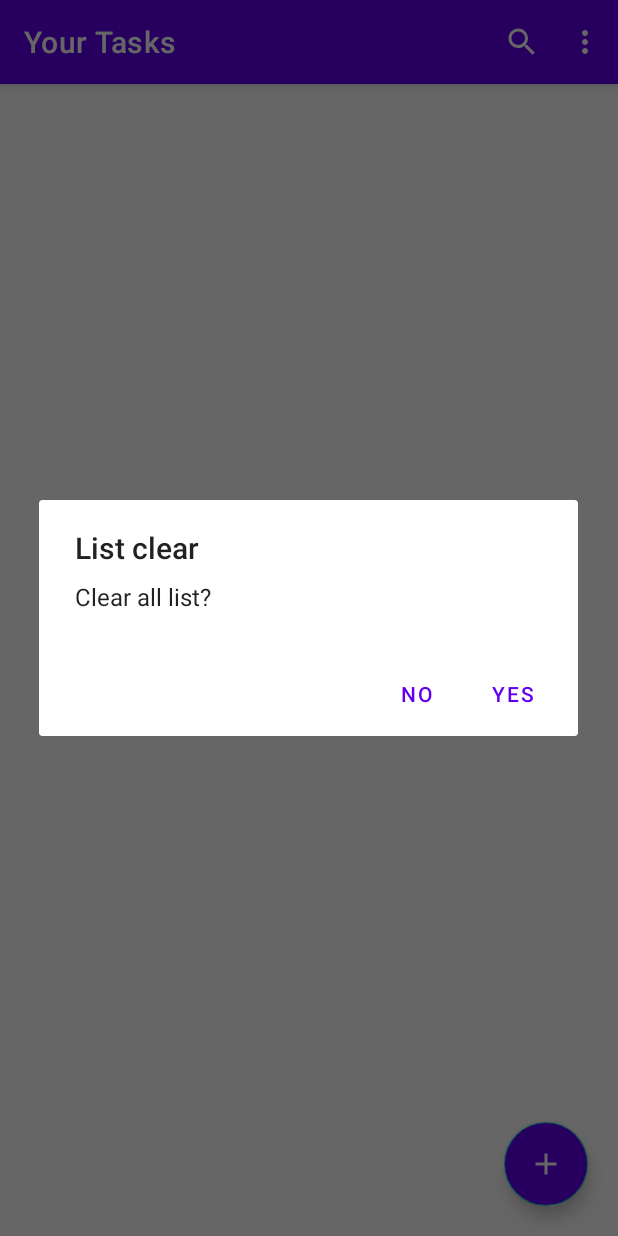
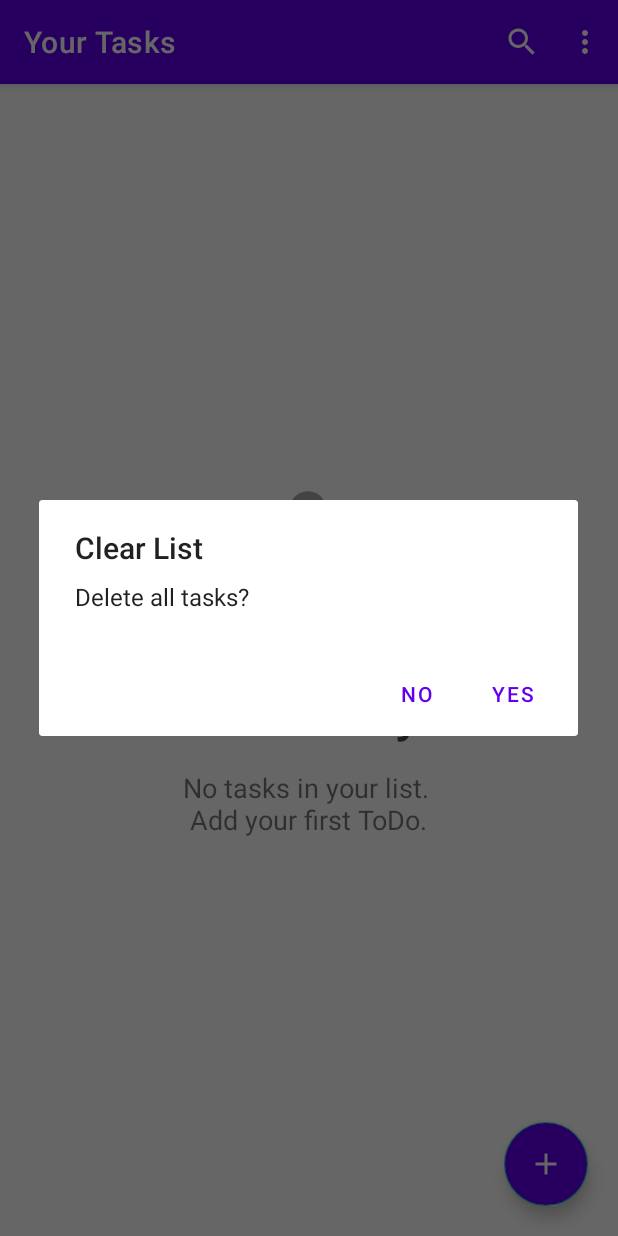
Before and after one commit to AntropovDaniil/ToDoApp, an Android app: the screen it shows after launch (MainActivity), in the options menu, after a tap on "Delete All", on a phone screen of 412 x 824 dp. Run offline under Robolectric (Android 15) with nearby library versions, the phone set to English and light mode, and no system bars; our stand-ins replace Room's generated code, navigation-ui.

Commit message:
Add task sort and task search

```diff
--- a/app/src/main/java/com/example/todoapp/MainActivity.kt
+++ b/app/src/main/java/com/example/todoapp/MainActivity.kt
@@ -2,6 +2,7 @@ package com.example.todoapp
 
 import androidx.appcompat.app.AppCompatActivity
 import android.os.Bundle
+import android.view.Menu
 import androidx.navigation.findNavController
 import androidx.navigation.fragment.NavHostFragment
 import androidx.navigation.ui.setupActionBarWithNavController
@@ -19,4 +20,5 @@ class MainActivity : AppCompatActivity() {
         val navController = findNavController(R.id.fragmentContainerView)
         return navController.navigateUp() || super.onSupportNavigateUp()
     }
+
 }
--- a/app/src/main/java/com/example/todoapp/TaskListFragment.kt
+++ b/app/src/main/java/com/example/todoapp/TaskListFragment.kt
@@ -9,26 +9,20 @@ import androidx.fragment.app.Fragment
 import androidx.lifecycle.Observer
 import androidx.lifecycle.ViewModelProvider
 import androidx.navigation.Navigation
-import androidx.recyclerview.widget.LinearLayoutManager
 import androidx.recyclerview.widget.StaggeredGridLayoutManager
 import com.example.todoapp.adapters.TaskListAdapter
-import com.example.todoapp.database.TaskEntity
 import com.example.todoapp.databinding.FragmentTaskListBinding
-import com.example.todoapp.models.SortMode
-import com.example.todoapp.models.Task
+import com.example.todoapp.enums.SortMode
 import com.example.todoapp.viewModels.TaskViewModel
 
 
-class TaskListFragment : Fragment() {
+class TaskListFragment : Fragment(), androidx.appcompat.widget.SearchView.OnQueryTextListener{
 
     private var _binding: FragmentTaskListBinding? = null
     private val binding get() = _binding!!
 
     private lateinit var viewModel: TaskViewModel
     private val adapter = TaskListAdapter()
-
-    //private var sortMode = SortMode.SORT_NO_MODE
-
 
     override fun onCreateView(
         inflater: LayoutInflater, container: ViewGroup?,
@@ -40,11 +34,9 @@ class TaskListFragment : Fragment() {
 
         setFabAppearance()
         initNavigation()
-
         initRecyclerView()
 
         setHasOptionsMenu(true)
-
 
         return view
     }
@@ -58,27 +50,45 @@ class TaskListFragment : Fragment() {
 
     override fun onCreateOptionsMenu(menu: Menu, inflater: MenuInflater) {
         inflater.inflate(R.menu.main_menu, menu)
+
+        val search = menu.findItem(R.id.search_menu)
+        val searchView = search?.actionView as? androidx.appcompat.widget.SearchView
+        searchView?.isSubmitButtonEnabled = true
+        searchView?.setOnQueryTextListener(this)
     }
 
     override fun onOptionsItemSelected(item: MenuItem): Boolean {
         when(item.itemId) {
-            R.id.delete_menu -> deleteAllTasks()
+            R.id.delete_menu -> {
+                deleteAllTasks()
+                binding.emptyListBackground.visibility = View.VISIBLE
+            }
             R.id.sort_by_name -> {
-                adapter.sortTaskList(SortMode.SORT_BY_NAME)
+                viewModel.sortMode = SortMode.SORT_BY_NAME
             }
-            R.id.sort_by_time -> adapter.sortTaskList(SortMode.SORT_BY_TIME)
-            R.id.sort_by_priority -> adapter.sortTaskList(SortMode.SORT_BY_PRIORITY)
+            R.id.sort_by_time -> {
+                viewModel.sortMode = SortMode.SORT_BY_TIME
+            }
+            R.id.sort_by_priority -> {
+                viewModel.sortMode = SortMode.SORT_BY_PRIORITY
+            }
         }
+        adapter.sortTaskList(viewModel.sortMode)
 
         return super.onOptionsItemSelected(item)
     }
+
 
     private fun initRecyclerView(){
         binding.taskListRv.layoutManager = StaggeredGridLayoutManager(2, StaggeredGridLayoutManager.VERTICAL)
         binding.taskListRv.adapter = adapter
 
         viewModel.readAllTasks.observe(viewLifecycleOwner, Observer {
-            adapter.setData(it) //it.sortedBy { it.taskName }
+            if (it.isNotEmpty()){
+                binding.emptyListBackground.visibility = View.GONE
+            }
+            adapter.setData(it)
+            adapter.sortTaskList(viewModel.sortMode)
         })
     }
 
@@ -95,16 +105,37 @@ class TaskListFragment : Fragment() {
 
     private fun deleteAllTasks(){
         val builder = AlertDialog.Builder(requireContext())
-        builder.setPositiveButton("Yes", {_, _ ->
+        builder.setPositiveButton("Yes") { _, _ ->
             viewModel.deleteAllTasks()
             Toast.makeText(requireContext(), "List cleared", Toast.LENGTH_SHORT).show()
-        })
+        }
+        builder.setNegativeButton("No") { _, _ ->}
 
-        builder.setNegativeButton("No", {_, _ ->
-
-        })
-        builder.setTitle("List clear")
-        builder.setMessage("Clear all list?")
+        builder.setTitle("Clear List")
+        builder.setMessage("Delete all tasks?")
         builder.create().show()
     }
+
+    private fun searchTask(query: String){
+        val searchQuery = "%$query%"
+        viewModel.searchTask(searchQuery).observe(this, Observer { list ->
+            list.let {
+                adapter.setData(it)
+            }
+        })
+    }
+
+    override fun onQueryTextSubmit(query: String?): Boolean {
+        if (query != null){
+            searchTask(query)
+        }
+        return true
+    }
+
+    override fun onQueryTextChange(query: String?): Boolean {
+        if (query != null){
+            searchTask(query)
+        }
+        return true
+    }
 }
--- a/app/src/main/java/com/example/todoapp/database/TaskDao.kt
+++ b/app/src/main/java/com/example/todoapp/database/TaskDao.kt
@@ -2,6 +2,7 @@ package com.example.todoapp.database
 
 import androidx.lifecycle.LiveData
 import androidx.room.*
+import kotlinx.coroutines.flow.Flow
 
 @Dao
 interface TaskDao {
@@ -20,4 +21,7 @@ interface TaskDao {
 
     @Query("DELETE FROM task_table")
     suspend fun deleteAllTasks()
+
+    @Query("SELECT * FROM task_table WHERE taskName LIKE :query")
+    fun searchTask(query: String): Flow<List<TaskEntity>>
 }
--- a/app/src/main/java/com/example/todoapp/database/TaskDatabase.kt
+++ b/app/src/main/java/com/example/todoapp/database/TaskDatabase.kt
@@ -4,8 +4,10 @@ import android.content.Context
 import androidx.room.Database
 import androidx.room.Room
 import androidx.room.RoomDatabase
+import androidx.room.TypeConverters
 
-@Database(entities = [TaskEntity::class], version = 5, exportSchema = false)
+@Database(entities = [TaskEntity::class], version = 6, exportSchema = false)
+@TypeConverters(Converters::class)
 abstract class TaskDatabase: RoomDatabase() {
 
     abstract fun taskDao(): TaskDao
--- a/app/src/main/java/com/example/todoapp/database/TaskEntity.kt
+++ b/app/src/main/java/com/example/todoapp/database/TaskEntity.kt
@@ -3,6 +3,7 @@ package com.example.todoapp.database
 import android.os.Parcelable
 import androidx.room.Entity
 import androidx.room.PrimaryKey
+import com.example.todoapp.enums.TaskPriority
 import kotlinx.parcelize.Parcelize
 
 @Entity(tableName = "task_table")
@@ -14,7 +15,7 @@ data class TaskEntity(
     val taskDescription: String = "",
     val taskDate: String = "",
     val taskTime: String = "",
-    val taskPriority: String = "low_priority",
+    val taskPriority: TaskPriority = TaskPriority.LOW_PRIORITY,
     val taskRemindFlag: Boolean = false,
     var taskDoneFlag: Boolean = false
 ): Parcelable
--- a/app/src/main/java/com/example/todoapp/models/SortMode.kt
+++ b/app/src/main/java/com/example/todoapp/enums/SortMode.kt
@@ -1,4 +1,4 @@
-package com.example.todoapp.models
+package com.example.todoapp.enums
 
 enum class SortMode {
     SORT_NO_MODE, SORT_BY_NAME, SORT_BY_TIME, SORT_BY_PRIORITY
--- a/app/src/main/java/com/example/todoapp/viewModels/TaskViewModel.kt
+++ b/app/src/main/java/com/example/todoapp/viewModels/TaskViewModel.kt
@@ -1,24 +1,21 @@
 package com.example.todoapp.viewModels
 
 import android.app.Application
-import android.app.DatePickerDialog
-import android.util.Log
 import androidx.lifecycle.*
 import com.example.todoapp.database.TaskDatabase
 import com.example.todoapp.database.TaskEntity
 import com.example.todoapp.database.TaskRepository
-import com.example.todoapp.mappers.TaskMapper
-import com.example.todoapp.models.SortMode
-import com.example.todoapp.models.Task
+import com.example.todoapp.enums.SortMode
 import kotlinx.coroutines.Dispatchers
-import kotlinx.coroutines.DisposableHandle
+import kotlinx.coroutines.flow.asFlow
 import kotlinx.coroutines.launch
-import java.util.*
 
 class TaskViewModel(application: Application): AndroidViewModel(application) {
 
     var readAllTasks: LiveData<List<TaskEntity>>
     private val repository: TaskRepository
+
+    var sortMode = SortMode.SORT_NO_MODE
 
     init {
         val taskDao = TaskDatabase.getDatabase(application.applicationContext).taskDao()
@@ -50,6 +47,10 @@ class TaskViewModel(application: Application): AndroidViewModel(application) {
         }
     }
 
+    fun searchTask(query: String): LiveData<List<TaskEntity>>{
+        return repository.searchTask(query).asLiveData()
+    }
+
     fun setTaskDate(year: Int, month: Int, day: Int): String{
         if (month.toString().length == 1) {
             return "$day.0$month.$year"
--- /dev/null
+++ b/app/src/main/res/drawable/empty_list_icon.xml
@@ -0,0 +1,5 @@
+<vector android:height="100dp" android:tint="#515050"
+    android:viewportHeight="24" android:viewportWidth="24"
+    android:width="100dp" xmlns:android="http://schemas.android.com/apk/res/android">
+    <path android:fillColor="@android:color/white" android:pathData="M19,3h-4.18C14.4,1.84 13.3,1 12,1c-1.3,0 -2.4,0.84 -2.82,2L5,3c-1.1,0 -2,0.9 -2,2v14c0,1.1 0.9,2 2,2h14c1.1,0 2,-0.9 2,-2L21,5c0,-1.1 -0.9,-2 -2,-2zM12,3c0.55,0 1,0.45 1,1s-0.45,1 -1,1 -1,-0.45 -1,-1 0.45,-1 1,-1zM14,17L7,17v-2h7v2zM17,13L7,13v-2h10v2zM17,9L7,9L7,7h10v2z"/>
+</vector>
--- a/app/src/main/res/layout/fragment_task_list.xml
+++ b/app/src/main/res/layout/fragment_task_list.xml
@@ -11,6 +11,54 @@
     <androidx.constraintlayout.widget.ConstraintLayout
         android:layout_width="match_parent"
         android:layout_height="match_parent">
+
+        <androidx.constraintlayout.widget.ConstraintLayout
+            android:id="@+id/empty_list_background"
+            android:layout_width="match_parent"
+            android:layout_height="match_parent"
+            app:layout_constraintEnd_toEndOf="parent"
+            app:layout_constraintStart_toStartOf="parent"
+            app:layout_constraintTop_toTopOf="parent"
+            app:layout_constraintBottom_toBottomOf="parent">
+
+            <ImageView
+                android:id="@+id/background_image"
+                android:layout_width="wrap_content"
+                android:layout_height="wrap_content"
+                android:src="@drawable/empty_list_icon"
+                android:alpha="0.5"
+                app:layout_constraintBottom_toBottomOf="parent"
+                app:layout_constraintEnd_toEndOf="parent"
+                app:layout_constraintHorizontal_bias="0.498"
+                app:layout_constraintStart_toStartOf="parent"
+                app:layout_constraintTop_toTopOf="parent"
+                app:layout_constraintVertical_bias="0.4" />
+
+            <TextView
+                android:id="@+id/background_title"
+                android:layout_width="wrap_content"
+                android:layout_height="wrap_content"
+                android:textSize="40sp"
+                android:textColor="@color/black"
+                android:alpha="0.7"
+                android:text="@string/background_text_title"
+                android:layout_marginTop="20dp"
+                app:layout_constraintTop_toBottomOf="@id/background_image"
+                app:layout_constraintStart_toStartOf="parent"
+                app:layout_constraintEnd_toEndOf="parent"/>
+
+            <TextView
+                android:id="@+id/background_text"
+                android:layout_width="wrap_content"
+                android:layout_height="wrap_content"
+                android:textSize="18sp"
+                android:text="@string/background_text"
+                android:layout_marginTop="15dp"
+                app:layout_constraintTop_toBottomOf="@id/background_title"
+                app:layout_constraintStart_toStartOf="parent"
+                app:layout_constraintEnd_toEndOf="parent"/>
+
+        </androidx.constraintlayout.widget.ConstraintLayout>
 
         <androidx.recyclerview.widget.RecyclerView
             android:id="@+id/task_list_rv"
--- a/app/src/main/res/menu/main_menu.xml
+++ b/app/src/main/res/menu/main_menu.xml
@@ -7,7 +7,8 @@
         android:title="@string/search_task_menu"
         android:icon="@drawable/menu_search_icon"
         app:showAsAction="ifRoom"
-        android:iconTint="@color/white"/>
+        android:iconTint="@color/white"
+        app:actionViewClass="androidx.appcompat.widget.SearchView"/>
 
     <item android:id="@+id/sort_task"
         android:title="@string/sort_task_menu"
--- a/app/src/main/res/values/strings.xml
+++ b/app/src/main/res/values/strings.xml
@@ -26,4 +26,6 @@
     <string name="sort_by_name_menu">Name</string>
     <string name="sort_by_time_menu">Time</string>
     <string name="sort_by_priority_menu">Priority</string>
+    <string name="background_text_title">No tasks yet</string>
+    <string name="background_text">No tasks in your list. \n Add your first ToDo.</string>
 </resources>
```
Also changed, not shown: app/build.gradle (+6 -2 lines), app/src/main/java/com/example/todoapp/TaskCreateFragment.kt (+4 -4 lines), app/src/main/java/com/example/todoapp/TaskDetailFragment.kt (+7 -5 lines), app/src/main/java/com/example/todoapp/adapters/TaskListAdapter.kt (+35 -11 lines), app/src/main/java/com/example/todoapp/database/Converters.kt (added, +21 -0 lines), app/src/main/java/com/example/todoapp/database/TaskRepository.kt (+7 -3 lines), app/src/main/java/com/example/todoapp/enums/TaskPriority.kt (added, +15 -0 lines), app/src/main/java/com/example/todoapp/mappers/TaskMapper.kt (deleted, +0 -60 lines), app/src/main/java/com/example/todoapp/models/Task.kt (deleted, +0 -19 lines).
